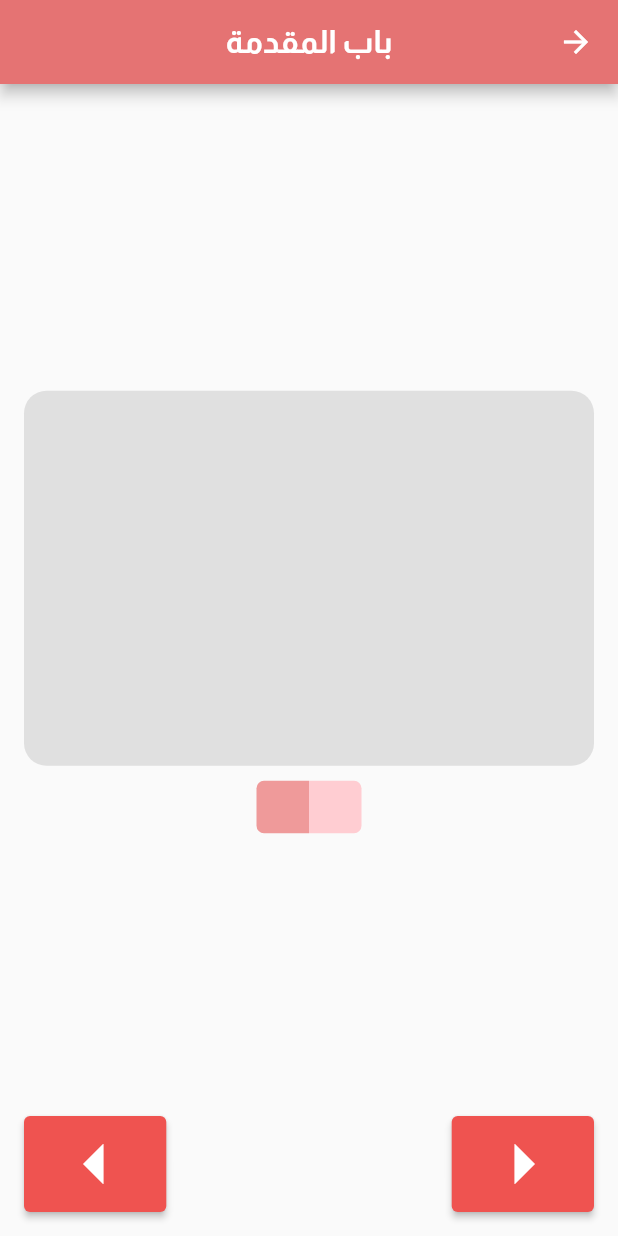
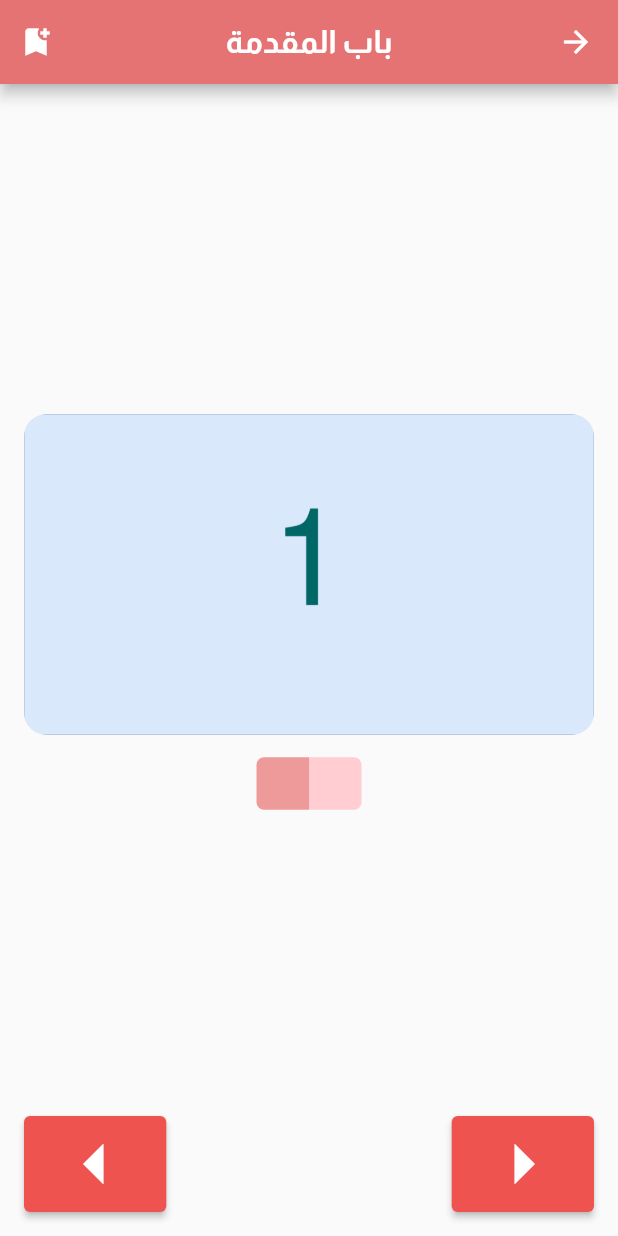
Before and after one commit to baselkorj/jazariyyah, a Flutter app: the screen it shows after launch, after a tap on "باب المقدمة", on a phone screen of 412 x 824 dp. Run offline on Flutter 3.47's test engine with Material 2 defaults, Android fonts, the phone set to English and light mode, and no system bars.

Commit message:
fixed asset image issue & made container flexible

```diff
--- a/lib/global.dart
+++ b/lib/global.dart
@@ -1,3 +1,5 @@
 import 'package:flutter/foundation.dart';
 
 final selectedPage = ValueNotifier<int>(0);
+
+Map bookmarkedPages = {};
--- a/lib/pages/chapter_view.dart
+++ b/lib/pages/chapter_view.dart
@@ -20,6 +20,7 @@ class _ChapterViewState extends State<ChapterView> {
         title: Text(chapters["${widget.currentChapter}"]),
         centerTitle: true,
         backgroundColor: Colors.red[300],
+        actions: [IconButton(onPressed: () {}, icon: Icon(Icons.bookmark_add))],
       ),
       body: Padding(
         padding: const EdgeInsets.all(16.0),
@@ -28,14 +29,21 @@ class _ChapterViewState extends State<ChapterView> {
           crossAxisAlignment: CrossAxisAlignment.center,
           children: [
             Expanded(child: Container()),
-            Container(
-              height: 250,
-              width: 500,
-              decoration: BoxDecoration(
-                  color: Colors.grey[300],
-                  borderRadius: BorderRadius.circular(15.0)),
+            ConstrainedBox(
+              constraints: const BoxConstraints(maxHeight: 420),
+              child: AspectRatio(
+                aspectRatio: 1280 / 720,
+                child: Container(
+                  decoration: BoxDecoration(
+                      image: const DecorationImage(
+                          fit: BoxFit.fill,
+                          image: AssetImage("images/chapters/1/1.png")),
+                      color: Colors.grey[300],
+                      borderRadius: BorderRadius.circular(15.0)),
+                ),
+              ),
             ),
-            const SizedBox(height: 10.0),
+            const SizedBox(height: 15.0),
             SizedBox(
               height: 35.0,
               width: 70.0,
--- a/pubspec.yaml
+++ b/pubspec.yaml
@@ -61,9 +61,8 @@ flutter:
   uses-material-design: true
 
   # To add assets to your application, add an assets section, like this:
-  # assets:
-  #   - images/a_dot_burr.jpeg
-  #   - images/a_dot_ham.jpeg
+  assets:
+    - images/chapters/1/
 
   # An image asset can refer to one or more resolution-specific "variants", see
   # https://flutter.dev/assets-and-images/#resolution-aware.
```
Also changed, not shown: images/1.png (renamed from lib/content/chapters/1/1.png), images/background.png (added), images/chapters/1/1.png (added), images/chapters/1/2.png (renamed from lib/content/chapters/1/2.png), images/chapters/1/3.png (renamed from lib/content/chapters/1/3.png), images/chapters/1/4.png (renamed from lib/content/chapters/1/4.png).
